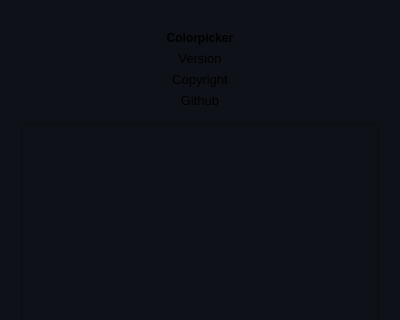
mikaelsundell/colorpicker, file about.ui: the form before one commit; both pictures show x 0 to 400 and y 0 to 320 of the 400 by 600 pixel window.
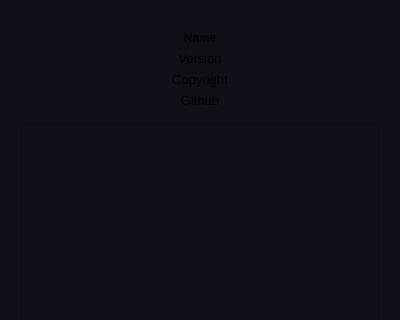
The form after the commit. Icons and pictures are not drawn.

What changed in the file:
```diff
--- a/about.ui
+++ b/about.ui
@@ -153,7 +153,7 @@
         </font>
        </property>
        <property name="text">
-        <string>Colorpicker</string>
+        <string>Name</string>
        </property>
        <property name="alignment">
         <set>Qt::AlignCenter</set>
```
Left out of the diff: 2 changed lines with no effect on the pictures.
